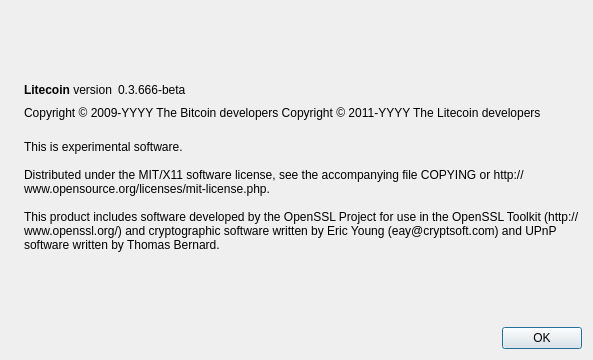
This is src/qt/forms/aboutdialog.ui in msgpo/Rodentcoin as Qt 5 draws it before an edit. The edited form follows.
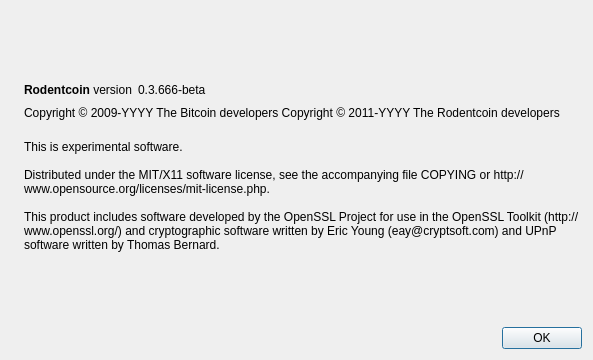
This is the edited form. Icons and pictures are not drawn.

```diff
--- a/src/qt/forms/aboutdialog.ui
+++ b/src/qt/forms/aboutdialog.ui
@@ -50,7 +50,7 @@
           <cursorShape>IBeamCursor</cursorShape>
          </property>
          <property name="text">
-          <string>&lt;b&gt;Litecoin&lt;/b&gt; version</string>
+          <string>&lt;b&gt;Rodentcoin&lt;/b&gt; version</string>
          </property>
          <property name="textInteractionFlags">
           <set>Qt::LinksAccessibleByMouse|Qt::TextSelectableByKeyboard|Qt::TextSelectableByMouse</set>
@@ -92,7 +92,7 @@
        </property>
        <property name="text">
         <string notr="true">Copyright &amp;copy; 2009-YYYY The Bitcoin developers
-Copyright &amp;copy; 2011-YYYY The Litecoin developers</string>
+Copyright &amp;copy; 2011-YYYY The Rodentcoin developers</string>
        </property>
        <property name="textFormat">
         <enum>Qt::RichText</enum>
```
Left out of the diff: 2 changed lines with no effect on the pictures.
